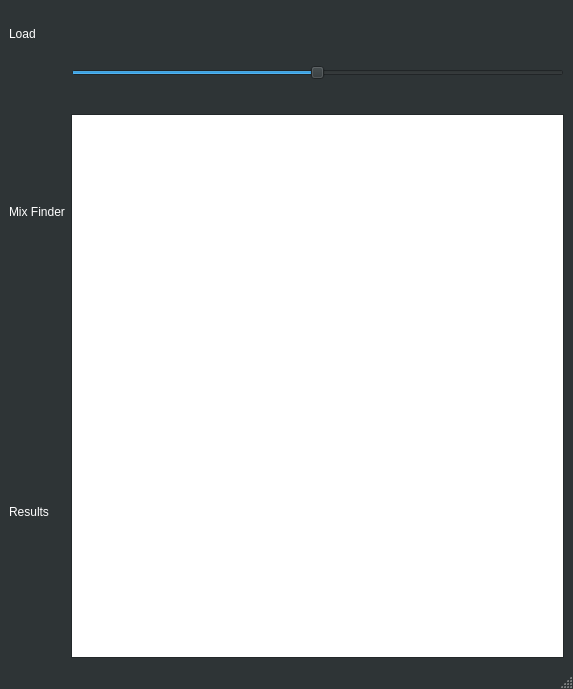
Old version of the form UI.ui in the repository AMahdy98/Voice-Recognition-App.
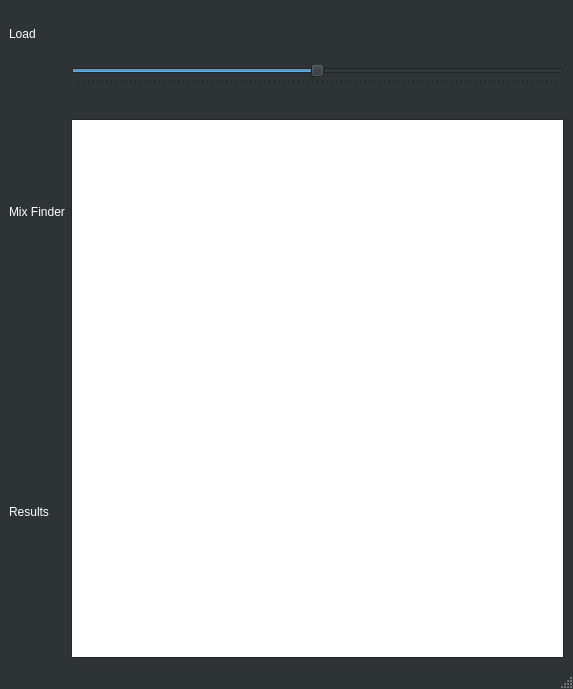
New version of the form. Icons and pictures are not drawn.

The edit to the form file:
```diff
--- a/UI.ui
+++ b/UI.ui
@@ -530,6 +530,9 @@
         <property name="orientation">
          <enum>Qt::Horizontal</enum>
         </property>
+        <property name="tickPosition">
+         <enum>QSlider::TicksBelow</enum>
+        </property>
        </widget>
       </item>
       <item>
```
